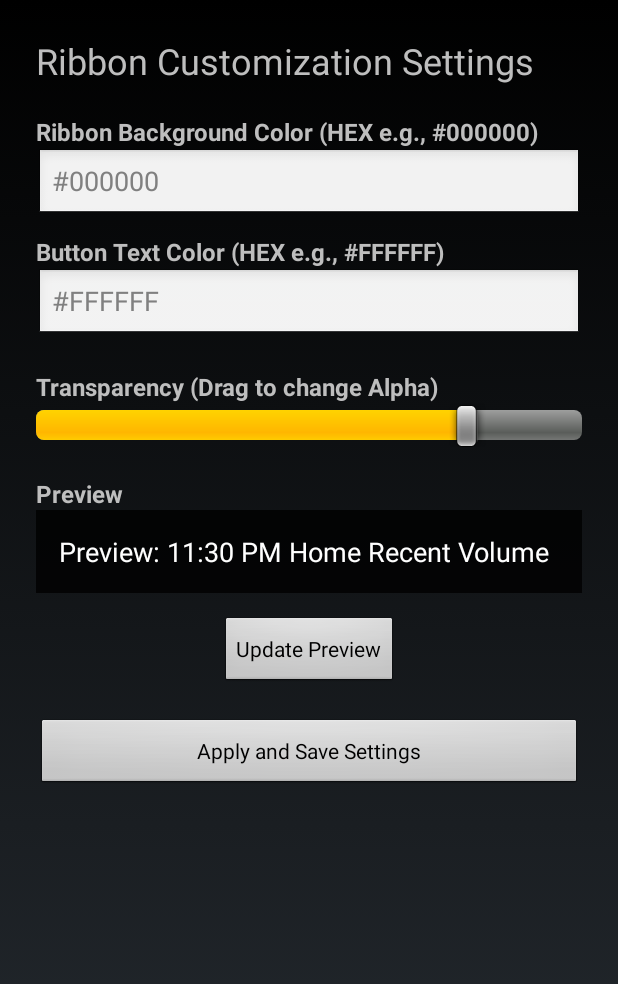
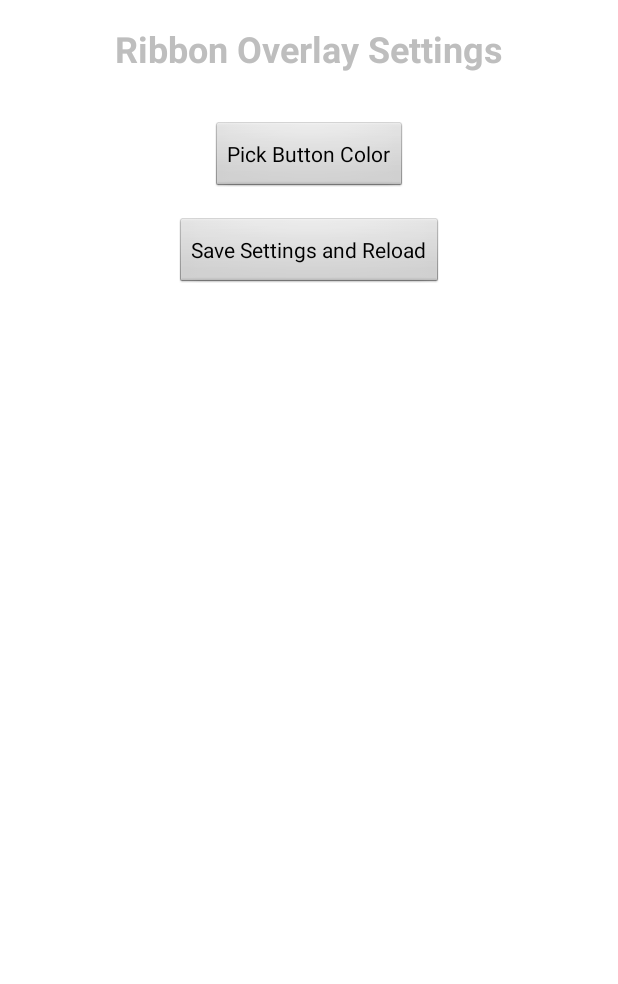
Before and after one commit to RioChx/Build-Android-Ribbon-APK, an Android app: the layout activity_settings.xml on its own in the app's theme, with its tools: preview values and no code run, on a phone screen of 412 x 824 dp. Shown: the top 984 px of the screen. Run offline under Robolectric (Android 15) with nearby library versions, the phone set to English and light mode, and no system bars.

Commit message:
Update activity_settings.xml

```diff
--- a/app/src/main/res/layout/activity_settings.xml
+++ b/app/src/main/res/layout/activity_settings.xml
@@ -3,96 +3,30 @@
     android:layout_width="match_parent"
     android:layout_height="match_parent"
     android:orientation="vertical"
-    android:padding="24dp">
+    android:padding="16dp"
+    android:gravity="center_horizontal"
+    android:background="@android:color/white">
 
     <TextView
         android:layout_width="wrap_content"
         android:layout_height="wrap_content"
-        android:text="Ribbon Customization Settings"
+        android:text="Ribbon Overlay Settings"
         android:textSize="24sp"
-        android:layout_marginBottom="20dp"/>
+        android:textStyle="bold"
+        android:layout_marginBottom="32dp"/>
 
-    <TextView
+    <Button
+        android:id="@+id/customize_ribbon_color_button"
         android:layout_width="wrap_content"
         android:layout_height="wrap_content"
-        android:text="Ribbon Background Color (HEX e.g., #000000)"
-        style="@style/SettingsLabel" />
-    <EditText
-        android:id="@+id/ribbon_color_input"
-        android:layout_width="match_parent"
-        android:layout_height="wrap_content"
-        android:hint="#000000"
-        android:inputType="textCapCharacters"
-        android:maxLength="7"
-        android:imeOptions="actionDone"
-        android:layout_marginBottom="10dp"/>
+        android:text="Pick Button Color"
+        android:layout_marginBottom="16dp"/>
 
-    <TextView
+    <Button
+        android:id="@+id/save_settings_button"
         android:layout_width="wrap_content"
         android:layout_height="wrap_content"
-        android:text="Button Text Color (HEX e.g., #FFFFFF)"
-        style="@style/SettingsLabel" />
-    <EditText
-        android:id="@+id/button_color_input"
-        android:layout_width="match_parent"
-        android:layout_height="wrap_content"
-        android:hint="#FFFFFF"
-        android:inputType="textCapCharacters"
-        android:maxLength="7"
-        android:imeOptions="actionDone"
-        android:layout_marginBottom="20dp"/>
-
-    <TextView
-        android:layout_width="wrap_content"
-        android:layout_height="wrap_content"
-        android:text="Transparency (Drag to change Alpha)"
-        style="@style/SettingsLabel" />
-    <SeekBar
-        android:id="@+id/transparency_seekbar_settings"
-        android:layout_width="match_parent"
-        android:layout_height="wrap_content"
-        android:max="255"
-        android:progress="204"
-        android:layout_marginBottom="20dp"/>
-
-    <TextView
-        android:layout_width="wrap_content"
-        android:layout_height="wrap_content"
-        android:text="Preview"
-        style="@style/SettingsLabel" />
-    <LinearLayout
-        android:id="@+id/ribbon_preview"
-        android:layout_width="match_parent"
-        android:layout_height="wrap_content"
-        android:orientation="horizontal"
-        android:padding="15dp"
-        android:background="#cc000000"
-        android:gravity="center_vertical"
-        android:layout_marginBottom="15dp">
-
-        <TextView
-            android:id="@+id/preview_text"
-            android:layout_width="wrap_content"
-            android:layout_height="wrap_content"
-            android:text="Preview: 11:30 PM Home Recent Volume"
-            android:textColor="#FFFFFF"
-            android:textSize="18sp"
-            android:singleLine="true"/>
-    </LinearLayout>
-
-    <Button
-        android:id="@+id/preview_button"
-        android:layout_width="wrap_content"
-        android:layout_height="wrap_content"
-        android:text="Update Preview"
-        android:layout_gravity="center_horizontal"
-        android:layout_marginBottom="20dp"/>
-
-
-    <Button
-        android:id="@+id/button_apply_settings"
-        android:layout_width="match_parent"
-        android:layout_height="wrap_content"
-        android:text="Apply and Save Settings" />
+        android:text="Save Settings and Reload"
+        android:layout_marginBottom="16dp"/>
 
 </LinearLayout>
```
